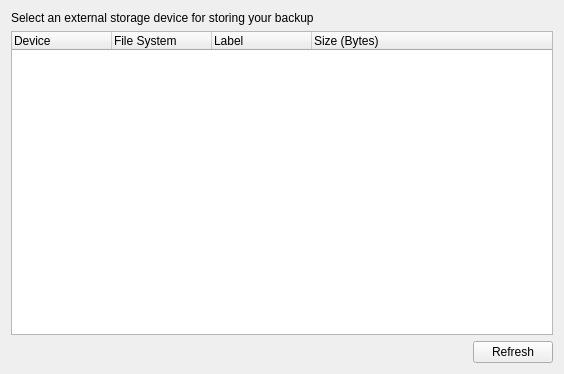
The window that src/app/addbackupwizardpage1view.ui (flavio/kaveau) describes before a commit, drawn with Qt 5.
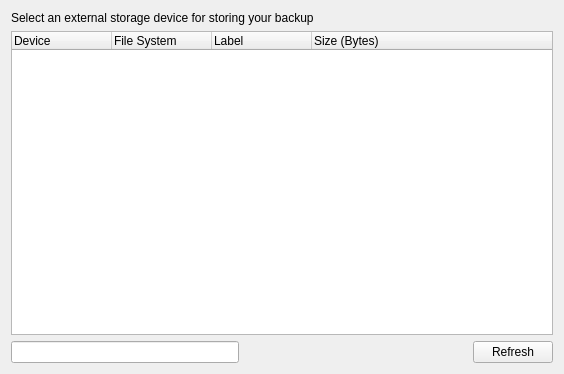
The same window after the commit.

What changed in the file:
```diff
--- a/src/app/addbackupwizardpage1view.ui
+++ b/src/app/addbackupwizardpage1view.ui
@@ -50,6 +50,9 @@
    </item>
    <item>
     <layout class="QHBoxLayout" name="horizontalLayout">
+     <item>
+      <widget class="QLineEdit" name="selectedUDI"/>
+     </item>
      <item>
       <spacer name="horizontalSpacer">
        <property name="orientation">
```
